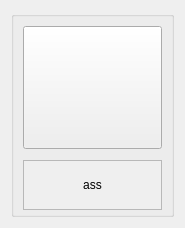
Qt form rbhusUI/lib/qt5/rbhusPipe_assImporter/ui_ass_icon.ui (aumanimationstudios/rbhus) before a commit.
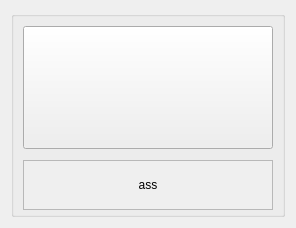
The same form after that commit. Icons and pictures are not drawn.

```diff
--- a/rbhusUI/lib/qt5/rbhusPipe_assImporter/ui_ass_icon.ui
+++ b/rbhusUI/lib/qt5/rbhusPipe_assImporter/ui_ass_icon.ui
@@ -6,7 +6,7 @@
    <rect>
     <x>0</x>
     <y>0</y>
-    <width>185</width>
+    <width>296</width>
     <height>228</height>
    </rect>
   </property>
@@ -80,7 +80,7 @@
           <rect>
            <x>0</x>
            <y>0</y>
-           <width>153</width>
+           <width>264</width>
            <height>46</height>
           </rect>
          </property>
```
Left out of the diff: 2 changed lines with no effect on the pictures.
